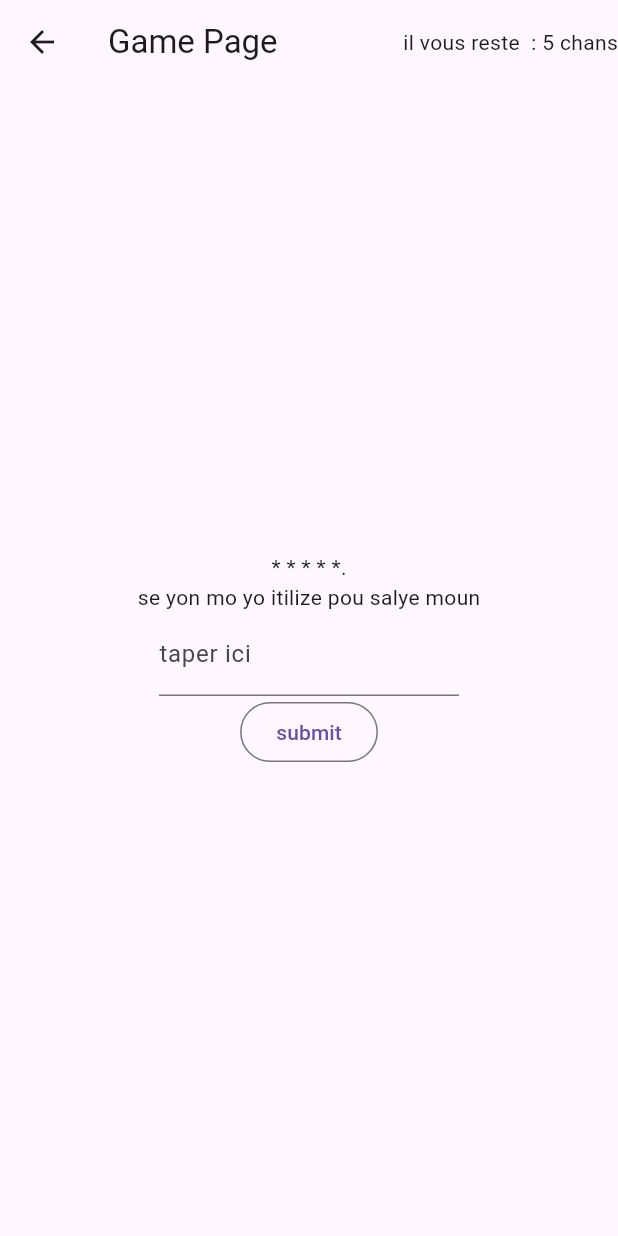
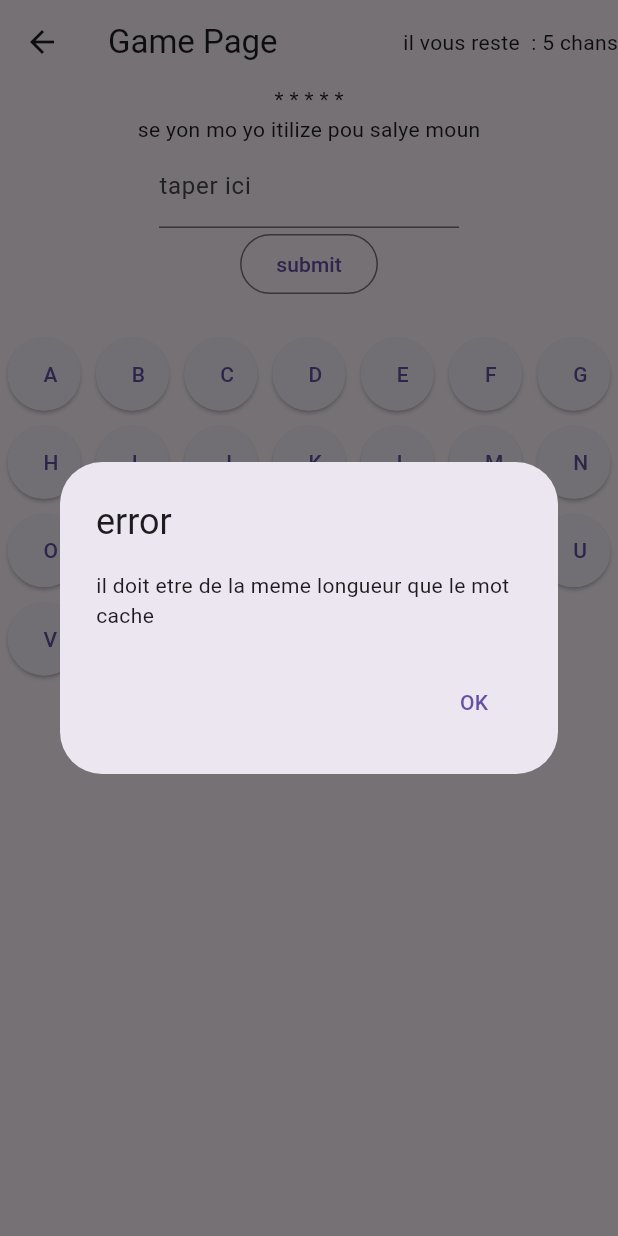
Before and after one commit to Nicaisse/mokache-flutter, a Flutter app: the Game screen opened directly, after a tap on "submit", on a phone screen of 412 x 824 dp. Run offline on Flutter 3.47's test engine with Material 3 defaults, Android fonts, the light colour scheme and no system bars.

Commit message:
last commit

```diff
--- a/lib/main.dart
+++ b/lib/main.dart
@@ -1,4 +1,5 @@
 import 'package:flutter/material.dart';
+import 'package:flutter/services.dart';
 
 void main() {
   runApp(const MyApp());
@@ -70,16 +71,16 @@ class _GameState extends State<Game> {
   int L = 0;
   int chans = 0;
   List<String> listmo = [];
-  String asteriks = "";
-  String X = "Hello";
+  String X = "Hello".toLowerCase();
   List<String> mokache = [];
   String textinput = "";
+  List<String> guessedLetters = [];
   TextEditingController input = TextEditingController();
 
+  @override
   void initState() {
     super.initState();
     L = X.length;
-    asteriks = '*' * L;
     listmo = List.generate(L, (index) => "*");
     mokache = X.split('');
     chans = L;
@@ -100,22 +101,64 @@ class _GameState extends State<Game> {
         child: Column(
           mainAxisAlignment: MainAxisAlignment.center,
           children: [
-            Text("${listmo.join(' ')}."),
+            Text("${listmo.join(' ')}"),
             Text("se yon mo yo itilize pou salye moun"),
             Container(
               width: 200,
               child: TextField(
-                keyboardType:TextInputType.text,
+                keyboardType: TextInputType.text,
                 controller: input,
                 decoration: InputDecoration(labelText: "taper ici"),
               ),
             ),
             OutlinedButton(
               onPressed: () {
-                mokachefonction();
-                input.clear();
+                if (input.text.length != L) {
+                  showDialog(
+                      context: context,
+                      builder: (BuildContext context) {
+                        return AlertDialog(
+                          title: Text('error'),
+                          content: Text(
+                              "il doit etre de la meme longueur que le mot cache"),
+                          actions: [
+                            TextButton(
+                                onPressed: () {
+                                  Navigator.of(context).pop();
+                                },
+                                child: Text("OK"))
+                          ],
+                        );
+                      });
+                  input.clear();
+                  textinput = "";
+                  chans--;
+                } else {
+                  mokachefonction();
+                  input.clear();
+                  textinput = "";
+                }
               },
               child: Text("submit"),
+            ),
+            SizedBox(height: 20),
+            Expanded(
+              child: GridView.count(
+                crossAxisCount: 7,
+                children: List.generate(26, (index) {
+                  String klavye =
+                      String.fromCharCode('a'.codeUnitAt(0) + index);
+                  return Padding(
+                    padding: const EdgeInsets.all(5.0),
+                    child: ElevatedButton(
+                      onPressed: () {
+                        onLetterPressed(klavye);
+                      },
+                      child: Text(klavye.toUpperCase()),
+                    ),
+                  );
+                }),
+              ),
             )
           ],
         ),
@@ -136,46 +179,28 @@ class _GameState extends State<Game> {
       }
       if (listmo.join() == X) {
         runGame();
-      } else if (chans==0) {
+      } else if (chans == 0) {
         lostgame();
       }
     });
   }
 
-  void runGame() {
-    showDialog(
-        context: context,
-        builder: (BuildContext context) {
-          return AlertDialog(
-            title: Text("You win"),
-            content: Text("Congratulations do you want to replay"),
-            actions: [
-              TextButton(
-                  onPressed: () {
-                    Navigator.of(context).push(
-                      MaterialPageRoute(builder: (context) => const MyApp()),
-                    );
-                  },
-                  child: Text("Restart Game")),
-              // TextButton(
-              //   onPressed: () {
-              //     // Action pour quitter le jeu
-              //     SystemNavigator.pop();
-              //   },
-              //   child: Text("Quitter"),
-              // ),
-            ],
-          );
-        });
+  void onLetterPressed(String klavye) {
+    setState(() {
+      textinput += klavye; // Ajoute la lettre tapée au texte existant
+      input.text = textinput;
+      guessedLetters.add(klavye);
+      // Met à jour le texte du TextField
+    });
   }
 
-  void lostgame() {
+  void runGame() {
     showDialog(
       context: context,
       builder: (BuildContext context) {
         return AlertDialog(
-          title: Text("You Lost"),
-          content: Text("you lost! Do you want to replay?"),
+          title: Text("You win"),
+          content: Text("Congratulations! Do you want to replay?"),
           actions: [
             TextButton(
               onPressed: () {
@@ -185,10 +210,44 @@ class _GameState extends State<Game> {
               },
               child: Text("Restart Game"),
             ),
+            TextButton(
+              onPressed: () {
+                // Action pour quitter le jeu
+              },
+              child: Text("Quitter"),
+            ),
           ],
         );
       },
     );
+  }
 
+  void lostgame() {
+    showDialog(
+      context: context,
+      builder: (BuildContext context) {
+        return AlertDialog(
+          title: Text("You Lost"),
+          content: Text("You lost! Do you want to replay?"),
+          actions: [
+            TextButton(
+              onPressed: () {
+                Navigator.of(context).push(
+                  MaterialPageRoute(builder: (context) => const MyApp()),
+                );
+              },
+              child: Text("Restart"),
+            ),
+            TextButton(
+              onPressed: () {
+                SystemNavigator.pop();
+
+              },
+              child: Text("Exit Game"),
+            ),
+          ],
+        );
+      },
+    );
   }
 }
```
